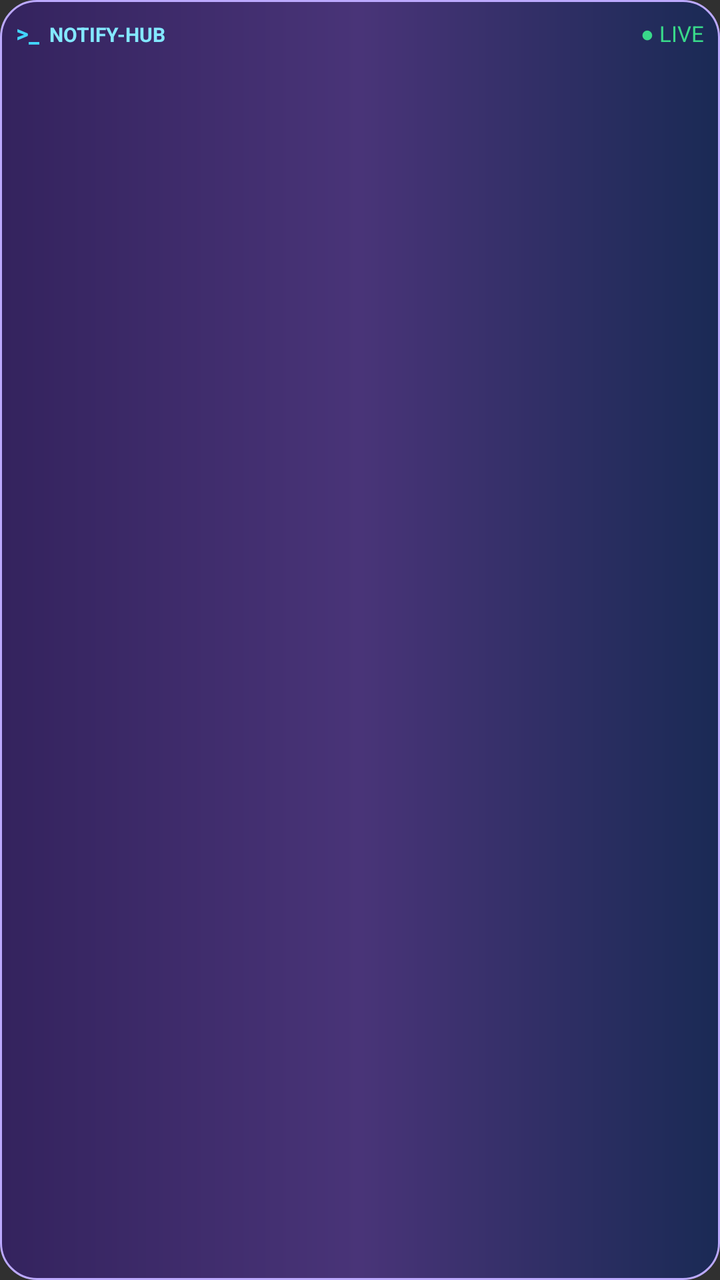
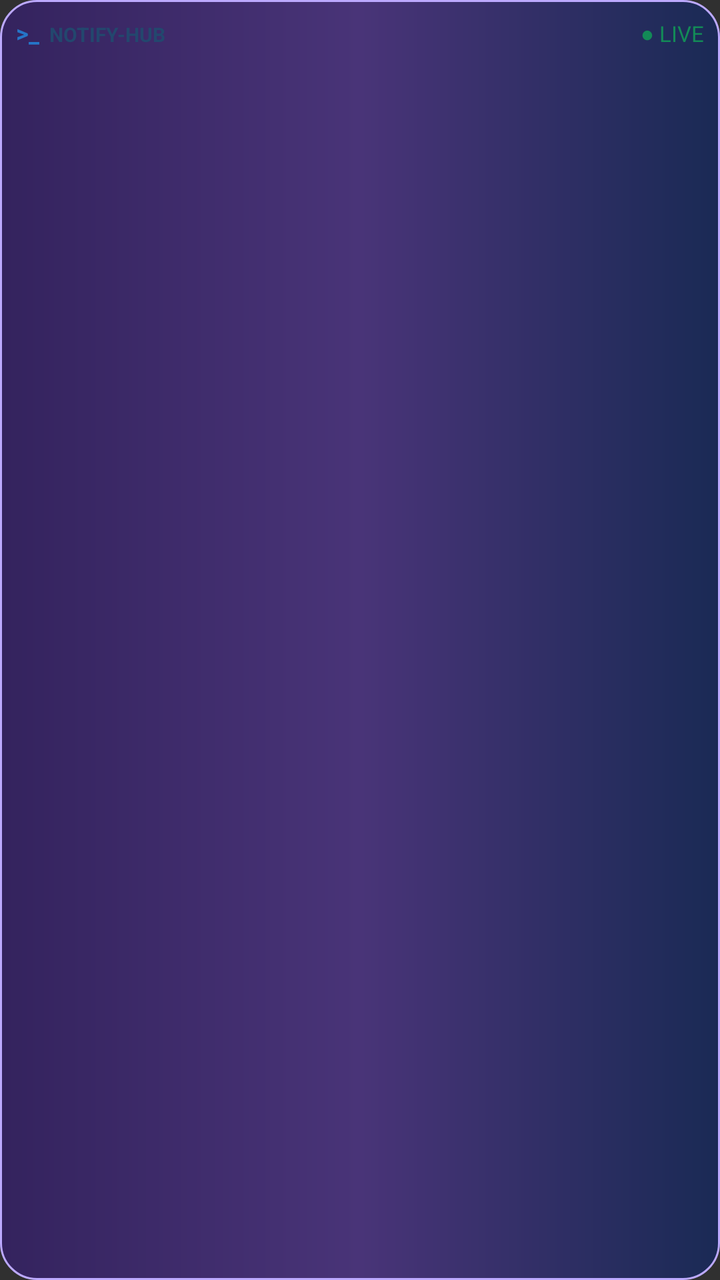

Two renders of the same Android screen: before a commit and after it. Below are the layout's source before the change and the commit's diff.
<!-- AndroidManifest.xml: application theme android:Theme.Material.NoActionBar -->
<!-- res/layout/notification_hub.xml -->
<?xml version="1.0" encoding="utf-8"?>
<LinearLayout xmlns:android="http://schemas.android.com/apk/res/android"
    android:id="@+id/hub_root"
    android:layout_width="match_parent"
    android:layout_height="wrap_content"
    android:orientation="vertical"
    android:padding="8dp"
    android:background="@drawable/notification_hub_bg">

    <LinearLayout
        android:layout_width="match_parent"
        android:layout_height="wrap_content"
        android:orientation="horizontal">
        <TextView
            android:id="@+id/hub_mark"
            android:layout_width="wrap_content"
            android:layout_height="wrap_content"
            android:text=">_"
            android:textColor="#42D6FF"
            android:textStyle="bold"
            android:textSize="12sp"
            android:paddingEnd="5dp" />
        <TextView
            android:id="@+id/hub_label"
            android:layout_width="0dp"
            android:layout_height="wrap_content"
            android:layout_weight="1"
            android:text="NOTIFY-HUB"
            android:textColor="#83E8FF"
            android:textStyle="bold"
            android:textSize="10sp"
            android:maxLines="1"
            android:ellipsize="end" />
        <TextView
            android:id="@+id/hub_status"
            android:layout_width="wrap_content"
            android:layout_height="wrap_content"
            android:text="● LIVE"
            android:textColor="#39D98A"
            android:textSize="11sp" />
    </LinearLayout>

    <TextView
        android:id="@+id/hub_title"
        android:layout_width="match_parent"
        android:layout_height="wrap_content"
        android:layout_marginTop="3dp"
        android:textColor="#FFFFFF"
        android:textStyle="bold"
        android:textSize="13sp"
        android:maxLines="1"
        android:ellipsize="end" />

    <TextView
        android:id="@+id/hub_body"
        android:layout_width="match_parent"
        android:layout_height="wrap_content"
        android:layout_marginTop="2dp"
        android:textColor="#D5E5FF"
        android:textSize="9sp"
        android:lineSpacingExtra="0dp"
        android:maxLines="3"
        android:ellipsize="end" />
</LinearLayout>
<!-- resources referenced by this layout -->
<resources>
  <!-- drawable notification_hub_bg (drawable) -->
  <?xml version="1.0" encoding="utf-8"?>
  <shape xmlns:android="http://schemas.android.com/apk/res/android" android:shape="rectangle">
      <gradient
          android:angle="0"
          android:startColor="#34235E"
          android:centerColor="#493478"
          android:endColor="#1A2A55" />
      <corners android:radius="18dp" />
      <stroke android:width="1dp" android:color="#BCA9FF" />
      <padding android:left="2dp" android:top="2dp" android:right="2dp" android:bottom="2dp" />
  </shape>
</resources>

<!-- the commit's change to res/layout/notification_hub.xml (unified diff, before → after) -->
@@ -16,7 +16,7 @@
             android:layout_width="wrap_content"
             android:layout_height="wrap_content"
             android:text=">_"
-            android:textColor="#42D6FF"
+            android:textColor="#2575C8"
             android:textStyle="bold"
             android:textSize="12sp"
             android:paddingEnd="5dp" />
@@ -26,7 +26,7 @@
             android:layout_height="wrap_content"
             android:layout_weight="1"
             android:text="NOTIFY-HUB"
-            android:textColor="#83E8FF"
+            android:textColor="#23476E"
             android:textStyle="bold"
             android:textSize="10sp"
             android:maxLines="1"
@@ -36,7 +36,7 @@
             android:layout_width="wrap_content"
             android:layout_height="wrap_content"
             android:text="● LIVE"
-            android:textColor="#39D98A"
+            android:textColor="#138A57"
             android:textSize="11sp" />
     </LinearLayout>
 
@@ -45,7 +45,7 @@
         android:layout_width="match_parent"
         android:layout_height="wrap_content"
         android:layout_marginTop="3dp"
-        android:textColor="#FFFFFF"
+        android:textColor="#172B4D"
         android:textStyle="bold"
         android:textSize="13sp"
         android:maxLines="1"
@@ -56,7 +56,7 @@
         android:layout_width="match_parent"
         android:layout_height="wrap_content"
         android:layout_marginTop="2dp"
-        android:textColor="#D5E5FF"
+        android:textColor="#4C6682"
         android:textSize="9sp"
         android:lineSpacingExtra="0dp"
         android:maxLines="3"
